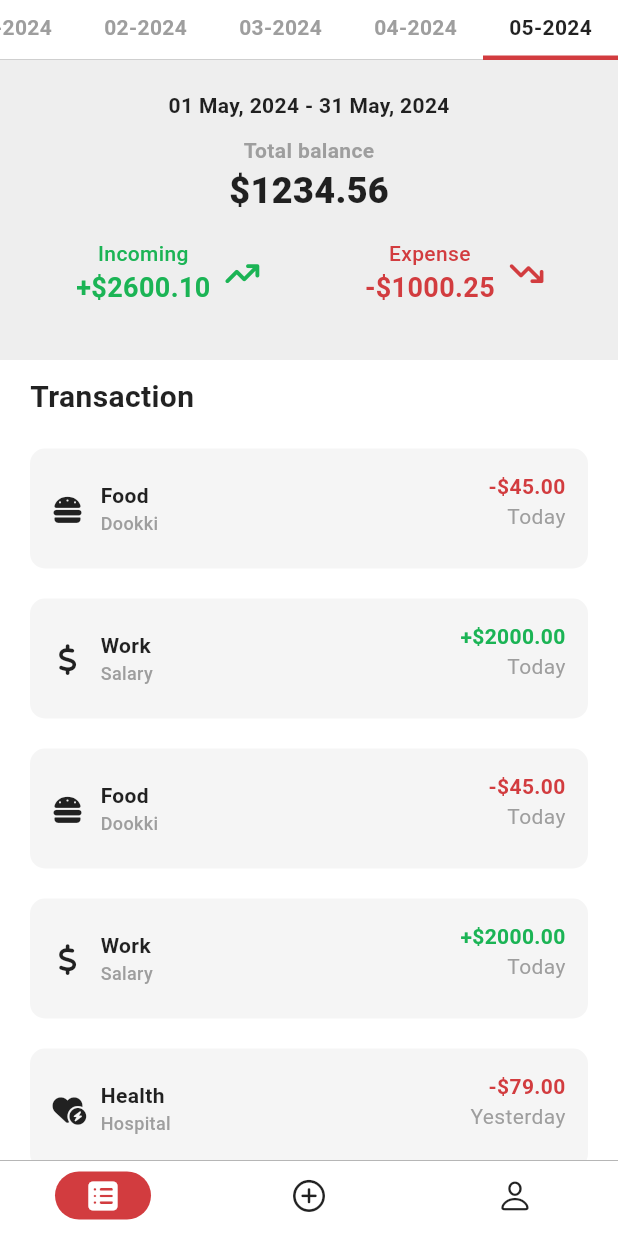
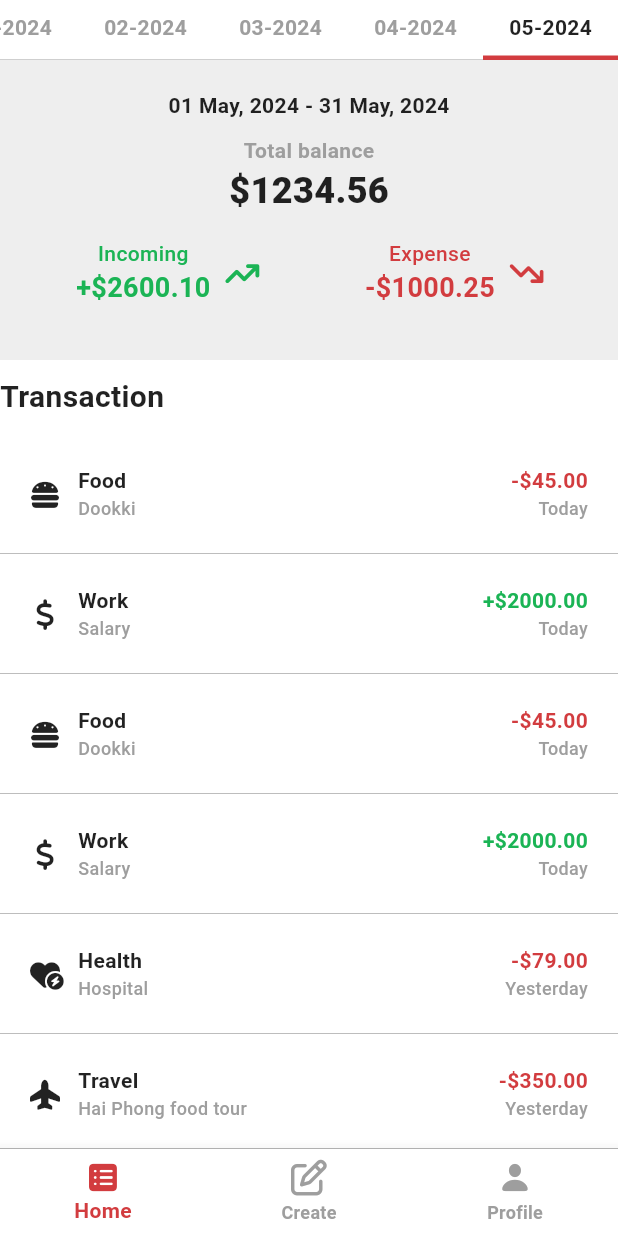
Before and after one commit to hieunmh/PEDFI, a Flutter app: the screen it shows after launch, on a phone screen of 412 x 824 dp. Run offline on Flutter 3.47's test engine with Material 3 defaults, Android fonts, the phone set to English and light mode, and no system bars; drawn by our look-alikes of flutter_slidable; our stand-ins replace flutter_dotenv, flutter_iconly, font_awesome_flutter, get, loading_animation_widget, shared_preferences and 1 more; accounts and stored records are empty.

Commit message:
ui: nav ui

```diff
--- a/lib/pages/application/application_controller.dart
+++ b/lib/pages/application/application_controller.dart
@@ -1,7 +1,6 @@
 import 'package:flutter/cupertino.dart';
-import 'package:flutter/material.dart';
+import 'package:font_awesome_flutter/font_awesome_flutter.dart';
 import 'package:get/get.dart';
-import 'package:pedfi/pages/application/home/home_controller.dart';
 import 'package:supabase_flutter/supabase_flutter.dart';
 
 class ApplicationController extends GetxController {
@@ -16,42 +15,61 @@ class ApplicationController extends GetxController {
   var isLoggedin = false.obs;
 
   late final PageController pageController;
-  late final List<NavigationDestination> bottomNavDes;
+  // late final List<NavigationDestination> bottomNavDes;
+
+  final bottomNavBar = const [
+      BottomNavigationBarItem(
+        activeIcon: Icon(CupertinoIcons.square_list_fill),
+        label: 'Home',
+        icon: Icon(CupertinoIcons.square_list_fill)
+      ),
+      BottomNavigationBarItem(
+        activeIcon: Icon(FontAwesomeIcons.penToSquare),
+        label: 'Create',
+        icon: Icon(FontAwesomeIcons.penToSquare)
+      ),
+      BottomNavigationBarItem(
+        activeIcon: Icon(CupertinoIcons.person_fill),
+        label: 'Profile',
+        icon: Icon(CupertinoIcons.person_fill)
+      ),
+    ];
 
   @override
   void onInit() {
     super.onInit();
     getProfile();
 
-    bottomNavDes = const [
-      NavigationDestination(
-        selectedIcon: Icon(
-          CupertinoIcons.square_list_fill,
-          size: 25,
-          color: Colors.white,
-        ),
-        icon: Icon(CupertinoIcons.square_list, size: 25),
-        label: 'Home'
-      ),
-      NavigationDestination(
-        selectedIcon: Icon(
-          CupertinoIcons.add_circled_solid,
-          size: 25,
-          color: Colors.white,
-        ),
-        icon: Icon(CupertinoIcons.add_circled, size: 25),
-        label: 'Add'
-      ),
-      NavigationDestination(
-        selectedIcon: Icon(
-          CupertinoIcons.person_fill,
-           size: 25,
-           color: Colors.white,
-        ),
-        icon: Icon(CupertinoIcons.person, size: 25),
-        label: 'Profile',
-      ),
-    ];
+
+    // bottomNavDes = const [
+    //   NavigationDestination(
+    //     selectedIcon: Icon(
+    //       CupertinoIcons.square_list_fill,
+    //       size: 25,
+    //       color: Colors.white,
+    //     ),
+    //     icon: Icon(CupertinoIcons.square_list, size: 25),
+    //     label: 'Home'
+    //   ),
+    //   NavigationDestination(
+    //     selectedIcon: Icon(
+    //       CupertinoIcons.add_circled_solid,
+    //       size: 25,
+    //       color: Colors.white,
+    //     ),
+    //     icon: Icon(CupertinoIcons.add_circled, size: 25),
+    //     label: 'Add'
+    //   ),
+    //   NavigationDestination(
+    //     selectedIcon: Icon(
+    //       CupertinoIcons.person_fill,
+    //        size: 25,
+    //        color: Colors.white,
+    //     ),
+    //     icon: Icon(CupertinoIcons.person, size: 25),
+    //     label: 'Profile',
+    //   ),
+    // ];
 
     pageController = PageController(initialPage: state.value);
   }
@@ -80,14 +98,6 @@ class ApplicationController extends GetxController {
   }
 
   void handleNavBarTap(int index) {
-    if (state.value != 0 && index == 0) {
-      var homeController =  Get.find<HomeController>();
-
-      Future.delayed(const Duration(milliseconds: 50), () {
-        homeController.scrollToCurrentMonth();
-      });
-    }
-
     pageController.jumpToPage(index);
 
   }
--- a/lib/pages/application/application_view.dart
+++ b/lib/pages/application/application_view.dart
@@ -1,5 +1,3 @@
-
-
 import 'package:flutter/material.dart';
 import 'package:get/get.dart';
 import 'package:pedfi/consts/app_color.dart';
@@ -19,9 +17,6 @@ class ApplicationPage extends GetView<ApplicationController> {
 
     final themeState = Provider.of<DarkThemeProvider>(context);
 
-    final Color color = themeState.getDarkTheme ?
-    AppColor.textDarkThemeColor : AppColor.textLightThemeColor;
-
     final Color bgcolor = themeState.getDarkTheme ?
     AppColor.bgDarkThemeColor : AppColor.bgLightThemeColor;
 
@@ -32,19 +27,13 @@ class ApplicationPage extends GetView<ApplicationController> {
         onPageChanged: (index) {
           controller.handlePageChange(index);
         },
-        children: [
+        children: const [
           HomePage(),
           AddScreen(),
           ProfilePage(),
         ],
       ),
-      // bottomNavigationBar: Obx(() => BottomNavigationBar(
-      //   items: controller.bottomNavBar,
-      //   currentIndex: controller.state.value,
-      //   onTap: controller.handleNavBarTap,
-      //   unselectedItemColor: color,
-      //   selectedItemColor: AppColor.commonColor,
-      // )),
+
       bottomNavigationBar: Obx(() => Container(
         decoration: const BoxDecoration(
           border: Border(
@@ -54,35 +43,67 @@ class ApplicationPage extends GetView<ApplicationController> {
             )
           )
         ),
-        child: NavigationBarTheme(
-          data: NavigationBarThemeData(
-            labelTextStyle: MaterialStateProperty.all(
-              TextStyle(
-                fontSize: 0,
-                color: color,
-                fontWeight: FontWeight.w500
-              ),
+        child: Theme(
+          data: ThemeData(
+            splashColor: Colors.transparent,
+            highlightColor: Colors.transparent,
+          ),
+          child: BottomNavigationBar(
+            backgroundColor: bgcolor,
+            items: controller.bottomNavBar,
+            currentIndex: controller.state.value,
+            onTap: controller.handleNavBarTap,
+            unselectedItemColor: themeState.getDarkTheme ? Colors.white : Colors.grey.shade500,
+            selectedItemColor: AppColor.commonColor,
+            unselectedLabelStyle: const TextStyle(
+              fontWeight: FontWeight.w700
             ),
-            iconTheme: MaterialStateProperty.all(
-              IconThemeData(
-                color: color
-              )
-            )
-          ),
-          child: NavigationBar(
-            height: 50,
-            elevation: 0,
-            destinations: controller.bottomNavDes,
-            selectedIndex: controller.state.value,
-            onDestinationSelected: (index) => controller.handleNavBarTap(index),
-            // shadowColor: Colors.transparent,
-            indicatorColor: AppColor.commonColor,
-            surfaceTintColor: Colors.transparent,
-            backgroundColor: bgcolor,
+            selectedLabelStyle: const TextStyle(
+              fontWeight: FontWeight.w700
+            ),
           ),
         ),
       )),
 
+
+      // bottomNavigationBar: Obx(() => Container(
+      //   decoration: const BoxDecoration(
+      //     border: Border(
+      //       top: BorderSide(
+      //         color: Colors.grey,
+      //         width: 0.5
+      //       )
+      //     )
+      //   ),
+      //   child: NavigationBarTheme(
+      //     data: NavigationBarThemeData(
+      //       labelTextStyle: MaterialStateProperty.all(
+      //         TextStyle(
+      //           fontSize: 0,
+      //           color: color,
+      //           fontWeight: FontWeight.w500
+      //         ),
+      //       ),
+      //       iconTheme: MaterialStateProperty.all(
+      //         IconThemeData(
+      //           color: color
+      //         )
+      //       )
+      //     ),
+      //     child: NavigationBar(
+      //       height: 50,
+      //       elevation: 0,
+      //       destinations: controller.bottomNavDes,
+      //       selectedIndex: controller.state.value,
+      //       onDestinationSelected: (index) => controller.handleNavBarTap(index),
+      //       // shadowColor: Colors.transparent,
+      //       indicatorColor: AppColor.commonColor,
+      //       surfaceTintColor: Colors.transparent,
+      //       backgroundColor: bgcolor,
+      //     ),
+      //   ),
+      // )),
+
     );
   }
 }
--- a/lib/pages/application/home/home_controller.dart
+++ b/lib/pages/application/home/home_controller.dart
@@ -1,9 +1,13 @@
 import 'package:flutter/material.dart';
+import 'package:font_awesome_flutter/font_awesome_flutter.dart';
 import 'package:get/get.dart';
 import 'package:intl/intl.dart';
+import 'package:pedfi/consts/app_color.dart';
 import 'package:pedfi/pages/application/application_controller.dart';
 
 class HomeController extends GetxController {
+
+
 
   var userEmail = ''.obs;
 
@@ -13,6 +17,63 @@ class HomeController extends GetxController {
 
   var firstDay = DateFormat('dd MMMM, y').format(DateTime(DateTime.now().year, DateTime.now().month, 1)).toString().obs;
   var lastDay = DateFormat('dd MMMM, y').format(DateTime(DateTime.now().year, DateTime.now().month + 1, 0)).toString().obs;
+
+  final List transactionsData = [
+    {
+      'icon': FontAwesomeIcons.burger,
+      'iconcolor': AppColor.expenseDarkColor,
+      'name': 'Food',
+      'detail': 'Dookki',
+      'totalAmount': '-\$45.00',
+      'date': 'Today',
+      'color': AppColor.expenseDarkColor
+    },
+    {
+      'icon': FontAwesomeIcons.dollarSign,
+      'iconcolor': AppColor.incomeDarkColor,
+      'name': 'Work',
+      'detail': 'Salary',
+      'totalAmount': '+\$2000.00',
+      'date': 'Today',
+      'color': AppColor.incomeDarkColor
+    },
+    {
+      'icon': FontAwesomeIcons.burger,
+      'iconcolor': AppColor.expenseDarkColor,
+      'name': 'Food',
+      'detail': 'Dookki',
+      'totalAmount': '-\$45.00',
+      'date': 'Today',
+      'color': AppColor.expenseDarkColor
+    },
+    {
+      'icon': FontAwesomeIcons.dollarSign,
+      'iconcolor': AppColor.incomeDarkColor,
+      'name': 'Work',
+      'detail': 'Salary',
+      'totalAmount': '+\$2000.00',
+      'date': 'Today',
+      'color': AppColor.incomeDarkColor
+    },
+    {
+      'icon':FontAwesomeIcons.heartCircleBolt,
+      'iconcolor': AppColor.expenseDarkColor,
+      'name': 'Health',
+      'detail': 'Hospital',
+      'totalAmount': '-\$79.00',
+      'date': 'Yesterday',
+      'color': AppColor.expenseDarkColor
+    },
+    {
+      'icon': FontAwesomeIcons.planeUp,
+      'iconcolor': AppColor.expenseDarkColor,
+      'name': 'Travel',
+      'detail': 'Hai Phong food tour',
+      'totalAmount': '-\$350.00',
+      'date': 'Yesterday',
+      'color': AppColor.expenseDarkColor
+    },
+  ].obs;
 
   final scrollController = ScrollController();
 
@@ -35,6 +96,11 @@ class HomeController extends GetxController {
 
   }
 
+  void deleteItem(index) {
+    transactionsData.removeAt(index);
+    update();
+  }
+
   void setCurrentMonth(String month) {
     currentMonth.value = month;
   }
@@ -52,6 +118,7 @@ class HomeController extends GetxController {
 
   void scrollToCurrentMonth() {
     final selectedMonth = month.indexOf(currentMonth.value);
+
     if (selectedMonth >= 2 && selectedMonth <= month.length - 3) {
       final scrollOffset = (selectedMonth * 90.0) - Get.width / 2 + 45;
       scrollController.animateTo(
@@ -80,7 +147,6 @@ class HomeController extends GetxController {
   }
 
   void scrollToLast() {
-
     final lengthScroll = month.length;
 
     scrollController.animateTo(
--- a/lib/pages/application/home/home_transaction.dart
+++ b/lib/pages/application/home/home_transaction.dart
@@ -1,5 +1,5 @@
 import 'package:flutter/material.dart';
-import 'package:font_awesome_flutter/font_awesome_flutter.dart';
+import 'package:flutter_slidable/flutter_slidable.dart';
 import 'package:get/get.dart';
 import 'package:pedfi/consts/app_color.dart';
 import 'package:pedfi/pages/application/home/home_controller.dart';
@@ -14,88 +14,69 @@ class HomeTransaction extends GetView<HomeController> {
 
     final themeState = Provider.of<DarkThemeProvider>(context);
 
-    final incomeColor = themeState.getDarkTheme ? AppColor.incomeDarkColor : AppColor.incomeLightColor;
+    // final incomeColor = themeState.getDarkTheme ? AppColor.incomeDarkColor : AppColor.incomeLightColor;
 
-    final expenseColor = themeState.getDarkTheme ? AppColor.expenseDarkColor : AppColor.expenseLightColor;
+    // final expenseColor = themeState.getDarkTheme ? AppColor.expenseDarkColor : AppColor.expenseLightColor;
 
-    final bgColor = themeState.getDarkTheme ? Colors.grey.shade900 : Colors.grey.shade100;
+    // final bgColor = themeState.getDarkTheme ? Colors.grey.shade900 : Colors.grey.shade100;
 
     final Color color = themeState.getDarkTheme ? AppColor.textDarkThemeColor : AppColor.textLightThemeColor;
 
-
-    final List<Map<String, dynamic>> transactionsData = [
-      {
-        'icon': FontAwesomeIcons.burger,
-        'iconcolor': expenseColor,
-        'name': 'Food',
-        'detail': 'Dookki',
-        'totalAmount': '-\$45.00',
-        'date': 'Today',
-        'color': expenseColor
-      },
-      {
-        'icon': FontAwesomeIcons.dollarSign,
-        'iconcolor': incomeColor,
-        'name': 'Work',
-        'detail': 'Salary',
-        'totalAmount': '+\$2000.00',
-        'date': 'Today',
-        'color': incomeColor
-      },
-      {
-        'icon': FontAwesomeIcons.burger,
-        'iconcolor': expenseColor,
-        'name': 'Food',
-        'detail': 'Dookki',
-        'totalAmount': '-\$45.00',
-        'date': 'Today',
-        'color': expenseColor
-      },
-      {
-        'icon': FontAwesomeIcons.dollarSign,
-        'iconcolor': incomeColor,
-        'name': 'Work',
-        'detail': 'Salary',
-        'totalAmount': '+\$2000.00',
-        'date': 'Today',
-        'color': incomeColor
-      },
-      {
-        'icon':FontAwesomeIcons.heartCircleBolt,
-        'iconcolor': expenseColor,
-        'name': 'Health',
-        'detail': 'Hospital',
-        'totalAmount': '-\$79.00',
-        'date': 'Yesterday',
-        'color': expenseColor
-      },
-      {
-        'icon': FontAwesomeIcons.planeUp,
-        'iconcolor': expenseColor,
-        'name': 'Travel',
-        'detail': 'Hai Phong food tour',
-        'totalAmount': '-\$350.00',
-        'date': 'Yesterday',
-        'color': expenseColor
-      },
-    ];
-
-
     return Expanded(
       child: Container(
-        padding: const EdgeInsets.symmetric(horizontal: 20),
+        padding: const EdgeInsets.symmetric(horizontal: 0, vertical: 0),
         child: ListView.builder(
-          itemCount: transactionsData.length,
+          key: const PageStorageKey<String>('transaction'),
+          itemCount: controller.transactionsData.length,
           itemBuilder: (context, index) {
             return Container(
+              padding: const EdgeInsets.all(0),
+              decoration: const BoxDecoration(
+                color: Colors.transparent
+              ),
+              child: Obx(() =>
+                Slidable(
+                  startActionPane: ActionPane(
+                    motion: const ScrollMotion(),
+                    children: [
+                      SlidableAction(
+                        icon: Icons.edit_rounded,
+                        label: 'edit',
+                        backgroundColor: AppColor.incomeDarkColor,
+                        foregroundColor: Colors.white,
+                        onPressed: (BuildContext context) {
+
+                        },
+                      )
+                    ],
+                  ),
+                  endActionPane: ActionPane(
+                    motion: const ScrollMotion(),
+                    children: [
+                      SlidableAction(
+                        icon: Icons.delete,
+                        label: 'delete',
+                        backgroundColor: AppColor.commonColor,
+                        foregroundColor: Colors.white,
+                        onPressed: (BuildContext context) {
+
+                        },
+                      )
+                    ],
+                  ),
+                  child: Container(
                     height: 80,
-              margin: const EdgeInsets.symmetric(vertical: 10),
+                    margin: const EdgeInsets.symmetric(vertical: 0),
                     decoration: BoxDecoration(
-                color: bgColor,
-                borderRadius: BorderRadius.circular(10)
+                      border: Border(
+                        top: BorderSide(
+                          width: 0.2,
+                          color: color
+                        )
+                      )
                     ),
                     child: Padding(
-                padding: const EdgeInsets.all(15),
+                      padding: const EdgeInsets.symmetric(horizontal: 20, vertical: 0),
                       child: Row(
                         mainAxisAlignment: MainAxisAlignment.spaceBetween,
                         children: [
@@ -104,7 +85,7 @@ class HomeTransaction extends GetView<HomeController> {
                             crossAxisAlignment: CrossAxisAlignment.center,
                             children: [
                               Icon(
-                          transactionsData[index]['icon'],
+                                controller.transactionsData[index]['icon'],
                                 color: color,
                                 size: 20,
                               ),
@@ -116,7 +97,7 @@ class HomeTransaction extends GetView<HomeController> {
                                 mainAxisAlignment: MainAxisAlignment.center,
                                 children: [
                                   Text(
-                              transactionsData[index]['name'],
+                                    controller.transactionsData[index]['name'],
                                     style: TextStyle(
                                       fontSize: 14,
                                       color: color,
@@ -125,7 +106,7 @@ class HomeTransaction extends GetView<HomeController> {
                                   ),
 
                                   Text(
-                              transactionsData[index]['detail'],
+                                    controller.transactionsData[index]['detail'],
                                     style: TextStyle(
                                       fontSize: 12,
                                       color: Colors.grey.shade500,
@@ -139,26 +120,30 @@ class HomeTransaction extends GetView<HomeController> {
 
                           Column(
                             crossAxisAlignment: CrossAxisAlignment.end,
+                            mainAxisAlignment: MainAxisAlignment.center,
                             children: [
                               Text(
-                          transactionsData[index]['totalAmount'],
+                                controller.transactionsData[index]['totalAmount'],
                                 style: TextStyle(
                                   fontSize: 14,
-                            color: transactionsData[index]['color'],
+                                  color: controller.transactionsData[index]['color'],
                                   fontWeight: FontWeight.w700
                                 ),
                               ),
                               Text(
-                          transactionsData[index]['date'],
+                                controller.transactionsData[index]['date'],
                                 style: TextStyle(
-                            fontSize: 14,
+                                  fontSize: 12,
                                   color: Colors.grey.shade500,
-                            fontWeight: FontWeight.w400
+                                  fontWeight: FontWeight.w500
                                 ),
                               ),
                             ],
                           )
                         ],
+                      ),
+                    ),
+                  ),
                 ),
               ),
             );
--- a/lib/pages/application/home/home_view.dart
+++ b/lib/pages/application/home/home_view.dart
@@ -33,7 +33,7 @@ class HomePage extends GetView<HomeController>  {
             TotalBalance(),
 
             Container(
-              padding: const EdgeInsets.symmetric(horizontal: 20, vertical: 10),
+              padding: const EdgeInsets.symmetric(vertical: 10),
               decoration: BoxDecoration(
                 color:Colors.transparent
               ),
--- a/lib/pages/application/home/time_line_month.dart
+++ b/lib/pages/application/home/time_line_month.dart
@@ -28,6 +28,7 @@ class TimeLineMonth extends GetView<HomeController> {
       padding: const EdgeInsets.symmetric(horizontal: 0),
       height: 40,
       child: ListView.builder(
+        key: const PageStorageKey<String>('timelinemonth'),
         controller: controller.scrollController,
         itemCount: controller.month.length,
         scrollDirection: Axis.horizontal,
--- a/pubspec.yaml
+++ b/pubspec.yaml
@@ -25,6 +25,7 @@ dependencies:
   loading_animation_widget: ^1.2.1
   get: ^4.6.6
   font_awesome_flutter: ^10.7.0
+  flutter_slidable: ^3.1.0
 
 dev_dependencies:
   flutter_test:
```
Also changed, not shown: pubspec.lock. Lines whose indentation alone changed are shown as unchanged.
